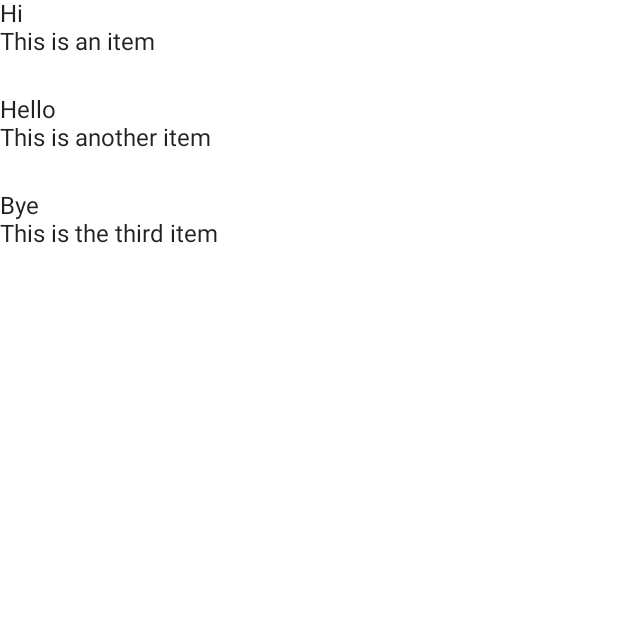
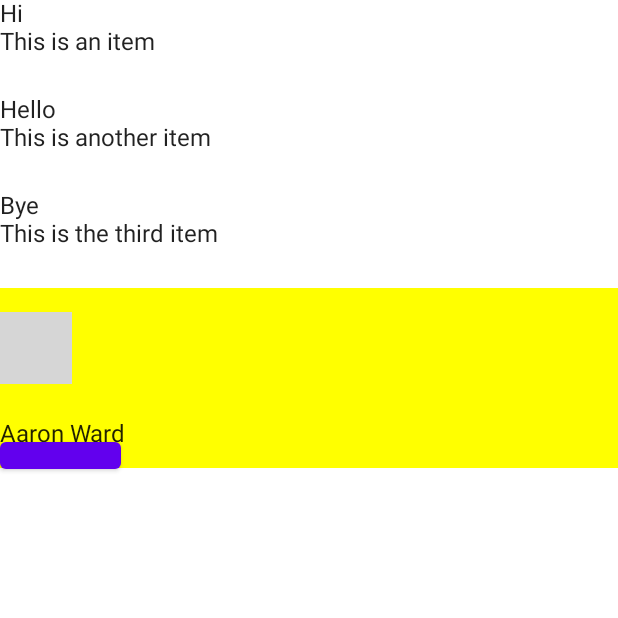
Before and after one commit to voghDev/HelloCompose, an Android app built with Jetpack Compose: the HorizontalScrollingActivity screen opened directly, with no data from a screen before it, on a phone screen of 412 x 824 dp, the top half of it. Run offline under Robolectric (Android 15) with nearby library versions, the light colour scheme and no system bars; our stand-ins replace constraintlayout-compose; pictures from the network do not load; 2 statements that could not run were skipped; grey boxes are pictures that could not be loaded.

Commit message:
Add horizontal container

```diff
--- a/app/build.gradle
+++ b/app/build.gradle
@@ -58,6 +58,7 @@ dependencies {
     implementation "androidx.constraintlayout:constraintlayout-compose:1.0.0-alpha07"
     implementation 'androidx.lifecycle:lifecycle-runtime-ktx:2.4.0'
     implementation 'androidx.activity:activity-compose:1.4.0'
+    implementation("io.coil-kt:coil-compose:1.3.2")
     testImplementation 'junit:junit:4.+'
     androidTestImplementation 'androidx.test.ext:junit:1.1.3'
     androidTestImplementation 'androidx.test.espresso:espresso-core:3.4.0'
--- a/app/src/main/java/es/voghdev/hellocompose/HorizontalScrollingActivity.kt
+++ b/app/src/main/java/es/voghdev/hellocompose/HorizontalScrollingActivity.kt
@@ -3,27 +3,26 @@ package es.voghdev.hellocompose
 import android.os.Bundle
 import androidx.activity.ComponentActivity
 import androidx.activity.compose.setContent
+import androidx.compose.foundation.Image
 import androidx.compose.foundation.background
-import androidx.compose.foundation.layout.BoxWithConstraints
-import androidx.compose.foundation.layout.fillMaxSize
-import androidx.compose.foundation.layout.fillMaxWidth
-import androidx.compose.foundation.layout.height
+import androidx.compose.foundation.layout.*
 import androidx.compose.foundation.lazy.LazyColumn
+import androidx.compose.foundation.lazy.LazyRow
 import androidx.compose.foundation.lazy.items
-import androidx.compose.foundation.shape.RoundedCornerShape
+import androidx.compose.material.Button
 import androidx.compose.material.Text
 import androidx.compose.runtime.Composable
 import androidx.compose.ui.Modifier
 import androidx.compose.ui.graphics.Color
-import androidx.compose.ui.graphics.RectangleShape
 import androidx.compose.ui.layout.layoutId
 import androidx.compose.ui.unit.dp
 import androidx.constraintlayout.compose.ConstraintLayout
 import androidx.constraintlayout.compose.ConstraintSet
+import coil.compose.rememberImagePainter
 import es.voghdev.hellocompose.ui.theme.HelloComposeTheme
 
 class HorizontalScrollingActivity : ComponentActivity() {
-    val x = listOf(
+    val items = listOf(
         Item("Hi", "This is an item"),
         Item("Hello", "This is another item"),
         Item("Bye", "This is the third item")
@@ -41,8 +40,23 @@ class HorizontalScrollingActivity : ComponentActivity() {
     @Composable
     fun ItemsList() {
         LazyColumn(Modifier.fillMaxSize()) {
-            items(x) {
+            items(items) {
                 SimpleItem(it)
+            }
+            item {
+                LazyRow(
+                    Modifier
+                        .fillMaxWidth()
+                        .height(120.dp)
+                        .background(Color.Yellow)
+                ) {
+                    item {
+                        PersonCard(
+                            pictureUrl = "\"https://lorempixel.com/48/48/people/1/\"",
+                            name = "Aaron Ward"
+                        )
+                    }
+                }
             }
         }
     }
@@ -75,5 +89,20 @@ class HorizontalScrollingActivity : ComponentActivity() {
         }
     }
 
+    @Composable
+    fun PersonCard(pictureUrl: String, name: String) {
+        Box {
+            Image(
+                painter = rememberImagePainter(data = pictureUrl),
+                contentDescription = null,
+                modifier = Modifier.padding(top = 16.dp)
+            )
+            Text(name, modifier = Modifier.padding(top = 88.dp))
+            Button(modifier = Modifier.padding(top = 102.dp), onClick = { /*TODO*/ }) {
+                Text("Follow")
+            }
+        }
+    }
+
     data class Item(val title: String, val description: String)
 }
```
